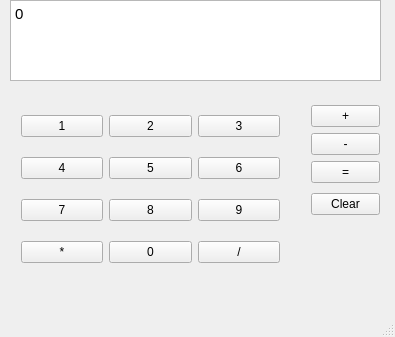
First picture: the form in calcwindow.ui, repository lzzy12/Calculator-QT, before the edit.
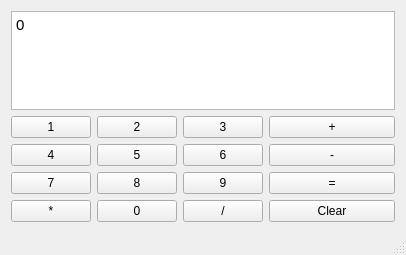
Second picture: the form after the edit.

Commit message:
Fix alignment problems
When tested on mobile devices, the app used to look  ugly due to some alignment problems. Fix it through this commit

The edit to the form file:
```diff
--- a/calcwindow.ui
+++ b/calcwindow.ui
@@ -6,23 +6,19 @@
    <rect>
     <x>0</x>
     <y>0</y>
-    <width>395</width>
-    <height>337</height>
+    <width>406</width>
+    <height>255</height>
    </rect>
   </property>
   <property name="windowTitle">
    <string>CalcWindow</string>
   </property>
   <widget class="QWidget" name="centralWidget">
+   <layout class="QHBoxLayout" name="horizontalLayout_6">
+    <item>
+     <layout class="QVBoxLayout" name="verticalLayout_4">
+      <item>
    <widget class="QTextBrowser" name="textBrowser">
-    <property name="geometry">
-     <rect>
-      <x>10</x>
-      <y>0</y>
-      <width>371</width>
-      <height>81</height>
-     </rect>
-    </property>
     <property name="html">
      <string>&lt;!DOCTYPE HTML PUBLIC &quot;-//W3C//DTD HTML 4.0//EN&quot; &quot;http://www.w3.org/TR/REC-html40/strict.dtd&quot;&gt;
 &lt;html&gt;&lt;head&gt;&lt;meta name=&quot;qrichtext&quot; content=&quot;1&quot; /&gt;&lt;style type=&quot;text/css&quot;&gt;
@@ -31,15 +27,10 @@
 &lt;p style=&quot; margin-top:0px; margin-bottom:0px; margin-left:0px; margin-right:0px; -qt-block-indent:0; text-indent:0px;&quot;&gt;0&lt;/p&gt;&lt;/body&gt;&lt;/html&gt;</string>
     </property>
    </widget>
-   <widget class="QWidget" name="">
-    <property name="geometry">
-     <rect>
-      <x>10</x>
-      <y>90</y>
-      <width>281</width>
-      <height>201</height>
-     </rect>
-    </property>
+      </item>
+      <item>
+       <layout class="QHBoxLayout" name="horizontalLayout_5">
+        <item>
     <layout class="QVBoxLayout" name="verticalLayout_2">
      <item>
       <layout class="QHBoxLayout" name="horizontalLayout_2">
@@ -142,16 +133,8 @@
       </layout>
      </item>
     </layout>
-   </widget>
-   <widget class="QWidget" name="">
-    <property name="geometry">
-     <rect>
-      <x>300</x>
-      <y>90</y>
-      <width>91</width>
-      <height>141</height>
-     </rect>
-    </property>
+        </item>
+        <item>
     <layout class="QVBoxLayout" name="verticalLayout_3">
      <item>
       <layout class="QVBoxLayout" name="verticalLayout">
@@ -186,7 +169,12 @@
       </widget>
      </item>
     </layout>
-   </widget>
+        </item>
+       </layout>
+      </item>
+     </layout>
+    </item>
+   </layout>
   </widget>
   <widget class="QMenuBar" name="menuBar">
    <property name="geometry">
```
Left out of the diff: 2 changed lines with no effect on the pictures. Lines whose indentation alone changed are shown as unchanged.
